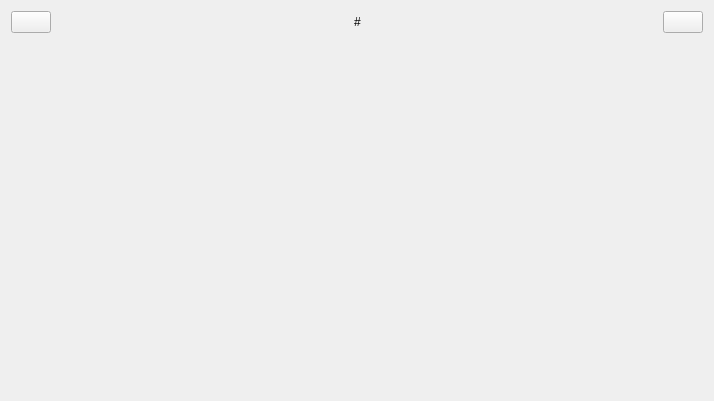
zhuguotiao/Lab, file masterviw.ui: the form before one commit.
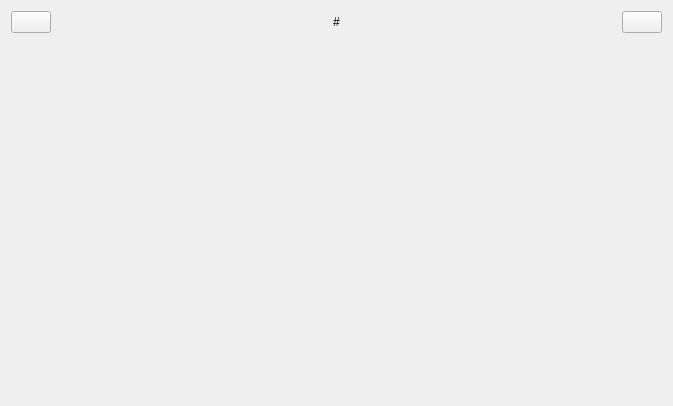
The form after the commit. Icons and pictures are not drawn.

Commit message: 实现患者的导入，将数据库的操作通用化，实现了医生界面的显示

```diff
--- a/masterviw.ui
+++ b/masterviw.ui
@@ -6,8 +6,8 @@
    <rect>
     <x>0</x>
     <y>0</y>
-    <width>714</width>
-    <height>401</height>
+    <width>673</width>
+    <height>406</height>
    </rect>
   </property>
   <property name="windowTitle">
```
The commit also changes 6 other files.
